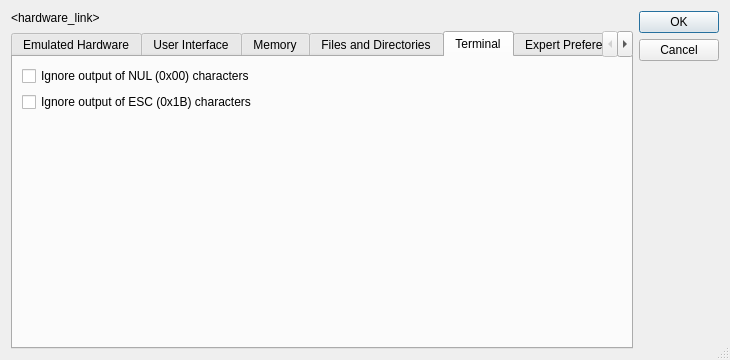
Above: src/fsetup.ui from aladur/flexemu before the change. Below: the same form after it.
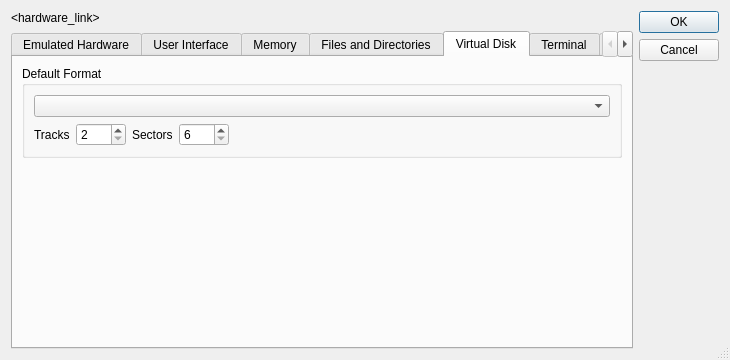
That is the form after the change. Icons and pictures are not drawn.

Commit message:
flexemu new 'Virtual Disk' tab in Preferences Dialog.
- Now the default track and sector count is editable in the flexemu
  Preferences Dialog.
- Updated documentation.

The edit to the form file:
```diff
--- a/src/fsetup.ui
+++ b/src/fsetup.ui
@@ -748,6 +748,116 @@
          </item>
         </layout>
        </widget>
+       <widget class="QWidget" name="t_virtualDisk">
+        <attribute name="title">
+         <string>Virtual Disk</string>
+        </attribute>
+        <layout class="QVBoxLayout" name="verticalLayout_14">
+         <item>
+          <widget class="QGroupBox" name="g_defaultFormat">
+           <property name="title">
+            <string>Default Format</string>
+           </property>
+           <layout class="QVBoxLayout" name="verticalLayout_16">
+            <item>
+             <layout class="QVBoxLayout" name="verticalLayout_15">
+              <item>
+               <layout class="QHBoxLayout" name="horizontalLayout_3" stretch="10">
+                <item>
+                 <widget class="QComboBox" name="cb_diskFormat"/>
+                </item>
+               </layout>
+              </item>
+              <item>
+               <layout class="QHBoxLayout" name="horizontalLayout_6">
+                <item>
+                 <widget class="QLabel" name="l_tracks">
+                  <property name="text">
+                   <string>Tracks</string>
+                  </property>
+                 </widget>
+                </item>
+                <item>
+                 <widget class="QSpinBox" name="e_tracks">
+                  <property name="minimumSize">
+                   <size>
+                    <width>50</width>
+                    <height>0</height>
+                   </size>
+                  </property>
+                  <property name="minimum">
+                   <number>2</number>
+                  </property>
+                  <property name="maximum">
+                   <number>256</number>
+                  </property>
+                 </widget>
+                </item>
+                <item>
+                 <widget class="QLabel" name="l_sectors">
+                  <property name="text">
+                   <string>Sectors</string>
+                  </property>
+                 </widget>
+                </item>
+                <item>
+                 <widget class="QSpinBox" name="e_sectors">
+                  <property name="minimumSize">
+                   <size>
+                    <width>50</width>
+                    <height>0</height>
+                   </size>
+                  </property>
+                  <property name="minimum">
+                   <number>6</number>
+                  </property>
+                  <property name="maximum">
+                   <number>255</number>
+                  </property>
+                 </widget>
+                </item>
+                <item>
+                 <widget class="QLabel" name="l_formatWarning">
+                  <property name="text">
+                   <string/>
+                  </property>
+                 </widget>
+                </item>
+                <item>
+                 <spacer name="s_tracksSectors">
+                  <property name="orientation">
+                   <enum>Qt::Horizontal</enum>
+                  </property>
+                  <property name="sizeHint" stdset="0">
+                   <size>
+                    <width>40</width>
+                    <height>20</height>
+                   </size>
+                  </property>
+                 </spacer>
+                </item>
+               </layout>
+              </item>
+             </layout>
+            </item>
+           </layout>
+          </widget>
+         </item>
+         <item>
+          <spacer name="verticalSpacer_8">
+           <property name="orientation">
+            <enum>Qt::Vertical</enum>
+           </property>
+           <property name="sizeHint" stdset="0">
+            <size>
+             <width>20</width>
+             <height>40</height>
+            </size>
+           </property>
+          </spacer>
+         </item>
+        </layout>
+       </widget>
        <widget class="QWidget" name="t_terminal">
         <attribute name="title">
          <string>Terminal</string>
```
The commit also changes 3 other files.
